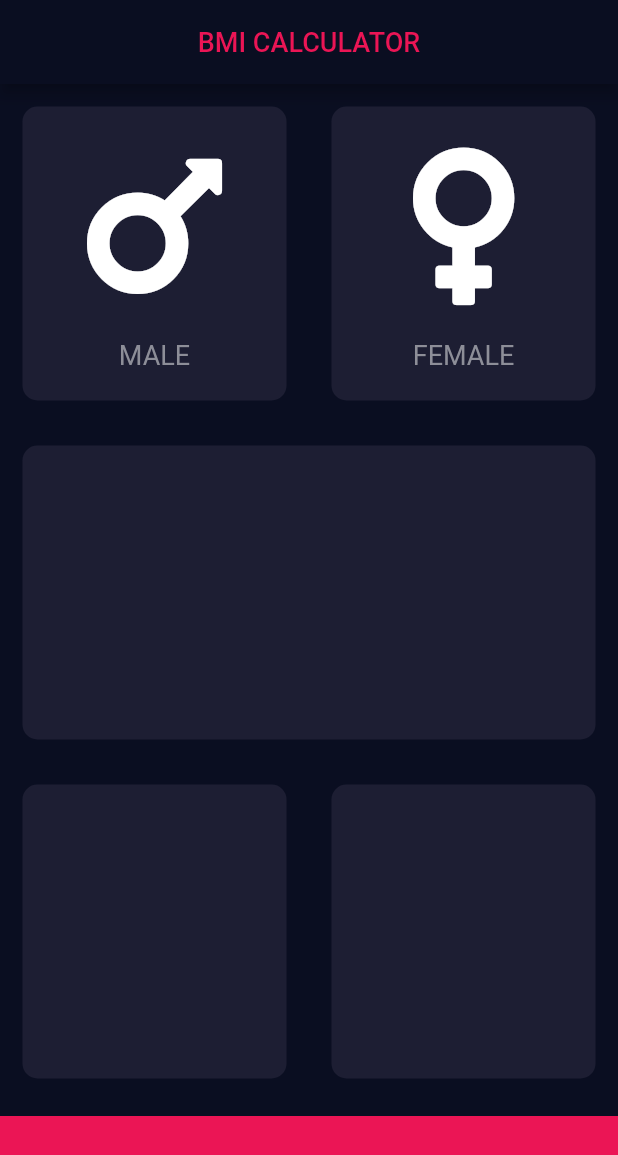
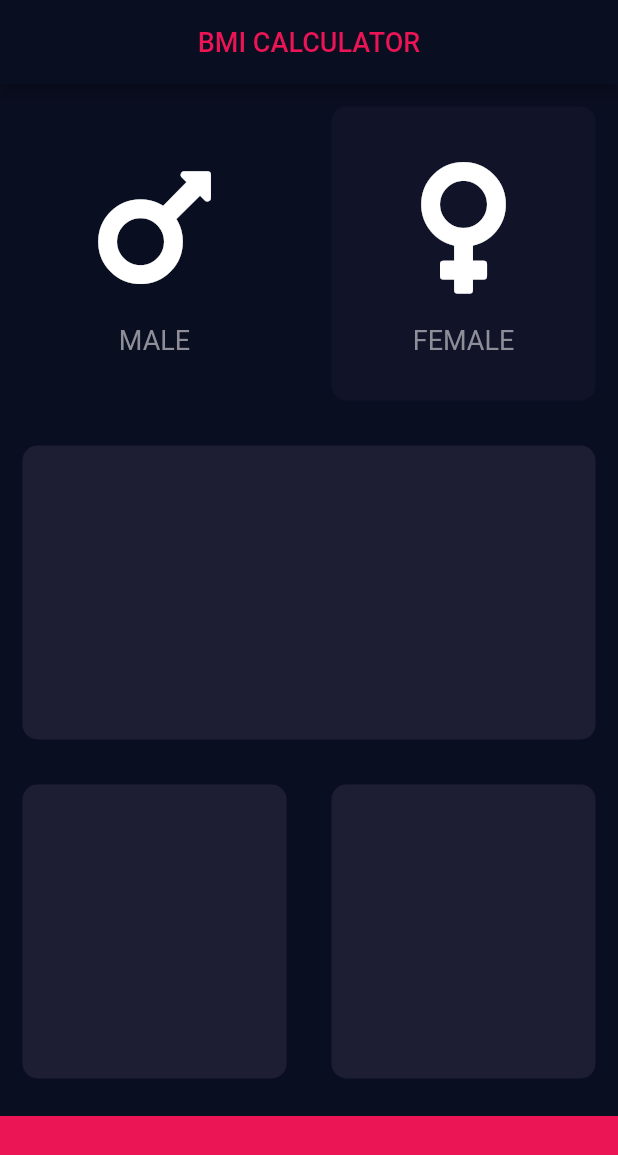
Before and after one commit to denzgrant/BMI_Calculator, a Flutter app: the screen it shows after launch, on a phone screen of 412 x 824 dp. Shown: the top 1155 px of the screen. Run offline on Flutter 3.47's test engine with Material 2 defaults, Android fonts, the phone set to English and light mode, and no system bars; our stand-ins replace font_awesome_flutter.

```diff
--- /dev/null
+++ b/lib/icon_content.dart
@@ -0,0 +1,33 @@
+import 'package:flutter/material.dart';
+
+const labelTextStyle = TextStyle(
+  fontSize: 18.0,
+  color: Color(0xFF8D8E98),
+);
+
+class IconsContent extends StatelessWidget {
+  //constructor
+  IconsContent({this.icon, this.label});
+  final IconData icon;
+  final String label;
+
+  @override
+  Widget build(BuildContext context) {
+    return Column(
+      mainAxisAlignment: MainAxisAlignment.center,
+      children: [
+        Icon(
+          icon,
+          size: 100.0,
+        ),
+        SizedBox(
+          height: 15.0,
+        ),
+        Text(
+          label,
+          style: labelTextStyle,
+        ),
+      ],
+    );
+  }
+}
--- a/lib/input_page.dart
+++ b/lib/input_page.dart
@@ -1,10 +1,14 @@
+import 'package:BmiCal/reusable_card.dart';
 import 'package:flutter/material.dart';
 import 'package:flutter/widgets.dart';
 import 'package:font_awesome_flutter/font_awesome_flutter.dart';
 
+import 'icon_content.dart';
+
 const bottomContainerHeight = 80.0;
 const activeCardColour = Color(0xFF1D1E33);
 const bottomPink = Color(0xFFEB1555);
+const inactiveCardColour = Color(0xFF111328);
 
 class InputPage extends StatefulWidget {
   @override
@@ -12,6 +16,29 @@ class InputPage extends StatefulWidget {
 }
 
 class _InputPageState extends State<InputPage> {
+  Color maleCardColour, femaleCardColour = inactiveCardColour;
+
+  void updateColour(int sex) {
+    //male card pressed
+    if (sex == 1) {
+      if (maleCardColour == inactiveCardColour) {
+        maleCardColour = activeCardColour;
+        femaleCardColour = inactiveCardColour;
+      } else {
+        maleCardColour = inactiveCardColour;
+      }
+    } else {
+      if (sex == 2) {
+        if (femaleCardColour == inactiveCardColour) {
+          femaleCardColour = activeCardColour;
+          maleCardColour = inactiveCardColour;
+        } else {
+          femaleCardColour = inactiveCardColour;
+        }
+      }
+    }
+  }
+
   @override
   Widget build(BuildContext context) {
     return Scaffold(
@@ -31,20 +58,34 @@ class _InputPageState extends State<InputPage> {
               child: Row(
                 children: [
                   Expanded(
+                    child: GestureDetector(
+                      onTap: () {
+                        setState(() {
+                          updateColour(1);
+                        });
+                      },
                       child: ReusableCard(
-                      colour: Color(0xFF1D1E33),
+                        colour: maleCardColour,
                         cardChild: IconsContent(
                           icon: FontAwesomeIcons.mars,
                           label: 'MALE',
                         ),
                       ),
                     ),
+                  ),
                   Expanded(
+                    child: GestureDetector(
+                      onTap: () {
+                        setState(() {
+                          updateColour(2);
+                        });
+                      },
                       child: ReusableCard(
-                      colour: activeCardColour,
+                        colour: femaleCardColour,
                         cardChild: IconsContent(
                           icon: FontAwesomeIcons.venus,
                           label: 'FEMALE',
+                        ),
                       ),
                     ),
                   ),
@@ -77,53 +118,3 @@ class _InputPageState extends State<InputPage> {
         ));
   }
 }
-
-class IconsContent extends StatelessWidget {
-  //constructor
-  IconsContent({this.icon, this.label});
-
-  final IconData icon;
-  final String label;
-
-  @override
-  Widget build(BuildContext context) {
-    return Column(
-      mainAxisAlignment: MainAxisAlignment.center,
-      children: [
-        Icon(
-          icon,
-          size: 120.0,
-        ),
-        SizedBox(
-          height: 15.0,
-        ),
-        Text(
-          label,
-          style: TextStyle(
-            fontSize: 18.0,
-            color: Color(0xFF8D8E98),
-          ),
-        )
-      ],
-    );
-  }
-}
-
-class ReusableCard extends StatelessWidget {
-  //Constructor
-  ReusableCard({@required this.colour, this.cardChild});
-  final Color colour;
-  final Widget cardChild;
-
-  @override
-  Widget build(BuildContext context) {
-    return Container(
-      child: cardChild,
-      margin: EdgeInsets.all(15.0),
-      decoration: BoxDecoration(
-        color: colour,
-        borderRadius: BorderRadius.circular(10),
-      ),
-    );
-  }
-}
--- /dev/null
+++ b/lib/reusable_card.dart
@@ -0,0 +1,20 @@
+import 'package:flutter/material.dart';
+
+class ReusableCard extends StatelessWidget {
+  //Constructor
+  ReusableCard({@required this.colour, this.cardChild});
+  final Color colour;
+  final Widget cardChild;
+
+  @override
+  Widget build(BuildContext context) {
+    return Container(
+      child: cardChild,
+      margin: EdgeInsets.all(15.0),
+      decoration: BoxDecoration(
+        color: colour,
+        borderRadius: BorderRadius.circular(10),
+      ),
+    );
+  }
+}
```
Lines whose indentation alone changed are shown as unchanged.
